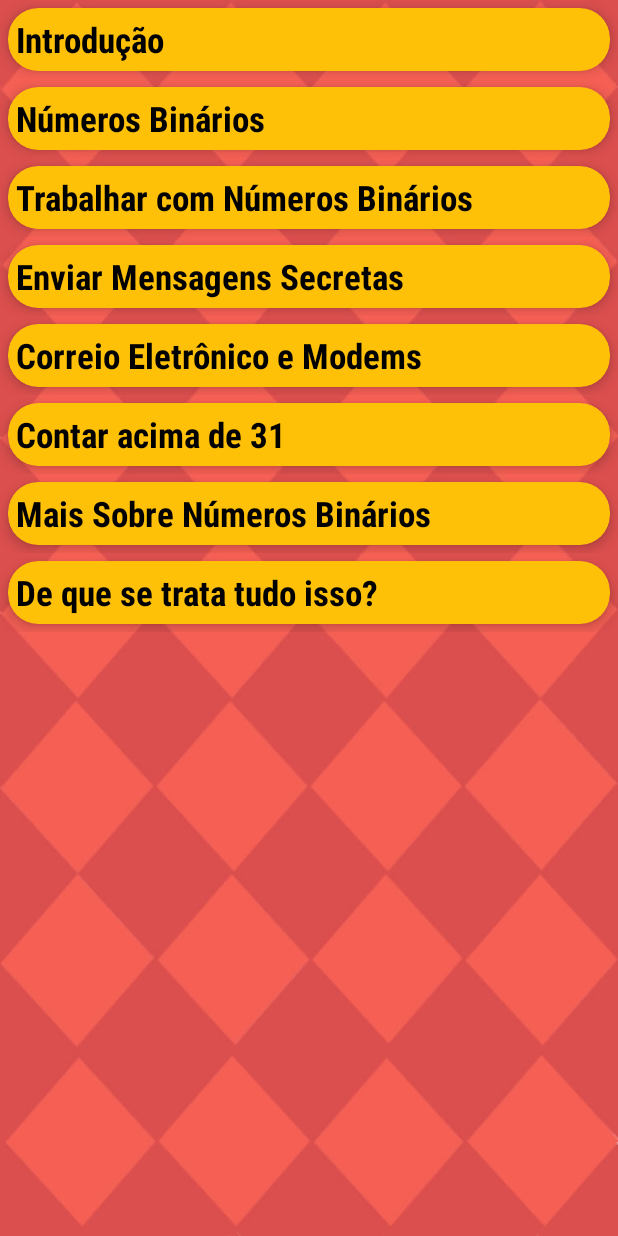
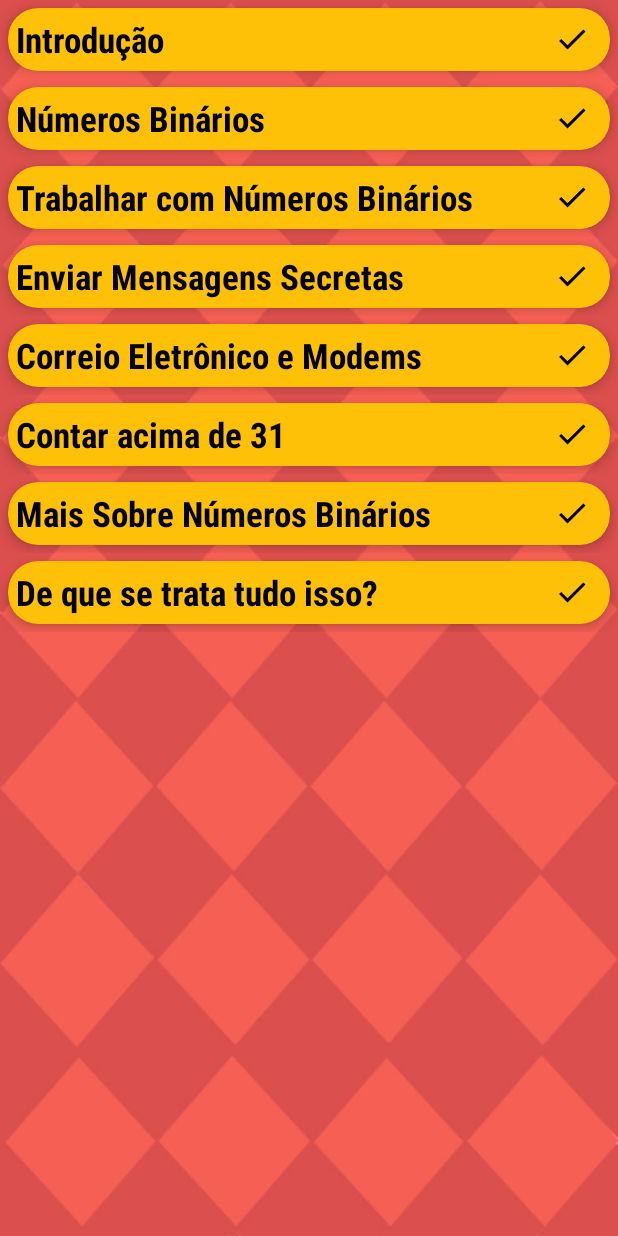
Before and after one commit to barbosamaatheus/PluggedComputing, an Android app: the ExerciciosActivity screen opened directly, with no data from a screen before it, on a phone screen of 412 x 824 dp. Run offline under Robolectric (Android 15) with nearby library versions, the phone set to English and light mode, and no system bars.

Commit message:
Refatoramento das classes de exercicios, criação da activity tarefa e do fragment para introdução, implementado icone check para tarefas realizadas

```diff
--- a/app/build.gradle
+++ b/app/build.gradle
@@ -29,6 +29,7 @@
     implementation 'com.android.support.constraint:constraint-layout:1.1.2'
     implementation 'com.android.support:recyclerview-v7:27.1.1'
     implementation 'com.android.support:cardview-v7:27.1.1'
+    implementation 'com.android.support:support-v4:27.1.1'
     testImplementation 'junit:junit:4.12'
     androidTestImplementation 'com.android.support.test:runner:1.0.2'
     androidTestImplementation 'com.android.support.test.espresso:espresso-core:3.0.2'
--- a/app/src/main/AndroidManifest.xml
+++ b/app/src/main/AndroidManifest.xml
@@ -17,7 +17,8 @@
             </intent-filter>
         </activity>
         <activity android:name=".activitys.AtividadesActivity" />
-        <activity android:name=".activitys.ExerciciosActivity"></activity>
+        <activity android:name=".activitys.ExerciciosActivity" />
+        <activity android:name=".activitys.TarefaActivity"></activity>
     </application>
 
 </manifest>
--- a/app/src/main/java/com/tcc/projeto/appcomputacaoplugada/activitys/ExerciciosActivity.java
+++ b/app/src/main/java/com/tcc/projeto/appcomputacaoplugada/activitys/ExerciciosActivity.java
@@ -38,28 +38,11 @@
         mRecyclerView.setAdapter(mAdapter);
     }
 
-    public List<Exercicio> getExerciciosList() {
-        List<Exercicio> exerciciosList = new ArrayList<Exercicio>();
-        Exercicio exercicio01 = new Exercicio("Introdução");
-        Exercicio Exercicio02 = new Exercicio("Números Binários");
-        Exercicio Exercicio03 = new Exercicio("Trabalhar com Números Binários");
-        Exercicio Exercicio04 = new Exercicio("Enviar Mensagens Secretas");
-        Exercicio Exercicio05 = new Exercicio("Correio Eletrônico e Modems");
-        Exercicio Exercicio06 = new Exercicio("Contar acima de 31");
-        Exercicio Exercicio07 = new Exercicio("Mais Sobre Números Binários");
-        Exercicio Exercicio08 = new Exercicio("De que se trata tudo isso?");
-
-
-        exerciciosList.add(exercicio01);
-        exerciciosList.add(Exercicio02);
-        exerciciosList.add(Exercicio03);
-        exerciciosList.add(Exercicio04);
-        exerciciosList.add(Exercicio05);
-        exerciciosList.add(Exercicio06);
-        exerciciosList.add(Exercicio07);
-        exerciciosList.add(Exercicio08);
-
-
+    public String[] getExerciciosList() {
+        String [] exerciciosList = new String[]{
+                "Introdução","Números Binários","Trabalhar com Números Binários","Enviar Mensagens Secretas","Correio Eletrônico e Modems","Contar acima de 31","Mais Sobre Números Binários",
+                "De que se trata tudo isso?"
+        };
 
         Log.d("onBindViewHolder", "getExerciciosList: " + exerciciosList.toString());
         return exerciciosList;
@@ -68,21 +51,10 @@
 
     @Override
     public void onClickListener(View view, int positon) {
-        Intent intent = new Intent(getApplicationContext(), ExerciciosActivity.class);
+        Intent intent = new Intent(getApplicationContext(), TarefaActivity.class);
         startActivity(intent);
         finish();
 
 
     }
 }
-/*
-<ImageView
-                android:layout_width="wrap_content"
-                        android:layout_height="wrap_content"
-                        android:layout_alignParentEnd="true"
-                        android:layout_alignParentRight="true"
-                        android:layout_centerVertical="true"
-                        android:layout_marginEnd="16dp"
-                        android:layout_marginRight="16dp"
-                        android:src="@drawable/ic_check_black_24dp"
-                        android:visibility="gone"/>*/
--- a/app/src/main/java/com/tcc/projeto/appcomputacaoplugada/adapter/ExercicioAdapter.java
+++ b/app/src/main/java/com/tcc/projeto/appcomputacaoplugada/adapter/ExercicioAdapter.java
@@ -19,11 +19,11 @@
 import java.util.List;
 
 public class ExercicioAdapter extends RecyclerView.Adapter<ExercicioAdapter.MyViewHolder> {
-    private List<Exercicio> mList;
+    private String[] mList;
     private LayoutInflater mLayoutInflater;
     private RecyclerViewOnClickListener mRecyclerViewOnClickListener;
 
-    public ExercicioAdapter(ExerciciosActivity aexerciciosActivity, List<Exercicio> exercicios) {
+    public ExercicioAdapter(ExerciciosActivity aexerciciosActivity, String[] exercicios) {
         this.mList = exercicios;
         mLayoutInflater = (LayoutInflater) aexerciciosActivity.getSystemService(Context.LAYOUT_INFLATER_SERVICE);
     }
@@ -42,15 +42,15 @@
 
     @Override
     public void onBindViewHolder(@NonNull MyViewHolder holder, int position) {
-        holder.mTitulo.setText(mList.get(position).getTitulo());
+        holder.mTitulo.setText(mList[position]);
         Log.d("onBindViewHolder", "position " + position);
-        Log.d("onBindViewHolder", "getTituloEX " + mList.get(position).getTitulo());
+        //Log.d("onBindViewHolder", "getTituloEX " + mList.get(position).getTitulo());
     }
 
     @Override
     public int getItemCount() {
-        Log.d("onBindViewHolder", "Tamanho [] " + mList.size());
-        return mList.size();
+        Log.d("onBindViewHolder", "Tamanho [] " + mList.length);
+        return mList.length;
 
     }
 
--- /dev/null
+++ b/app/src/main/res/drawable/ic_check_black_24dp.xml
@@ -0,0 +1,9 @@
+<vector xmlns:android="http://schemas.android.com/apk/res/android"
+        android:width="24dp"
+        android:height="24dp"
+        android:viewportWidth="24.0"
+        android:viewportHeight="24.0">
+    <path
+        android:fillColor="#FF000000"
+        android:pathData="M9,16.17L4.83,12l-1.42,1.41L9,19 21,7l-1.41,-1.41z"/>
+</vector>
--- a/app/src/main/res/layout/item_list.xml
+++ b/app/src/main/res/layout/item_list.xml
@@ -18,22 +18,30 @@
         <RelativeLayout
             android:layout_width="match_parent"
             android:layout_height="match_parent">
+
             <TextView
-                android:layout_margin="5dp"
                 android:id="@+id/tituloEX"
                 android:layout_width="wrap_content"
                 android:layout_height="wrap_content"
+                android:layout_margin="5dp"
+                android:layout_weight="1"
                 android:fontFamily="sans-serif-condensed"
                 android:text="Trabalhar com Números Binários "
                 android:textColor="@android:color/black"
                 android:textSize="23dp"
-                android:layout_weight="1"
                 android:textStyle="bold" />
 
-
+            <ImageView
+                android:layout_width="wrap_content"
+                android:layout_height="wrap_content"
+                android:layout_alignParentEnd="true"
+                android:layout_alignParentRight="true"
+                android:layout_centerVertical="true"
+                android:layout_marginEnd="13dp"
+                android:layout_marginRight="13dp"
+                android:src="@drawable/ic_check_black_24dp" />
 
         </RelativeLayout>
-
 
 
     </android.support.v7.widget.CardView>
--- a/app/src/main/res/values/strings.xml
+++ b/app/src/main/res/values/strings.xml
@@ -2,4 +2,7 @@
     <string name="app_name">AppComputacaoPlugada</string>
     <string name="descricao_card">Os dados são armazenados em computadores e transmitidos como uma série de zeros e uns. Como podemos representar palavras e números usando apenas estes dois símbolos ?</string>
 
+    <!-- TODO: Remove or change this placeholder text -->
+    <string name="hello_blank_fragment">Hello blank fragment</string>
+
 </resources>
```
Also changed, not shown: app/src/main/java/com/tcc/projeto/appcomputacaoplugada/activitys/TarefaActivity.java (added, +27 -0 lines), app/src/main/java/com/tcc/projeto/appcomputacaoplugada/fragments/IntroducaoFragment.java (added, +32 -0 lines), app/src/main/res/layout/activity_tarefa.xml (added, +14 -0 lines), app/src/main/res/layout/fragment_introducao.xml (added, +13 -0 lines).
